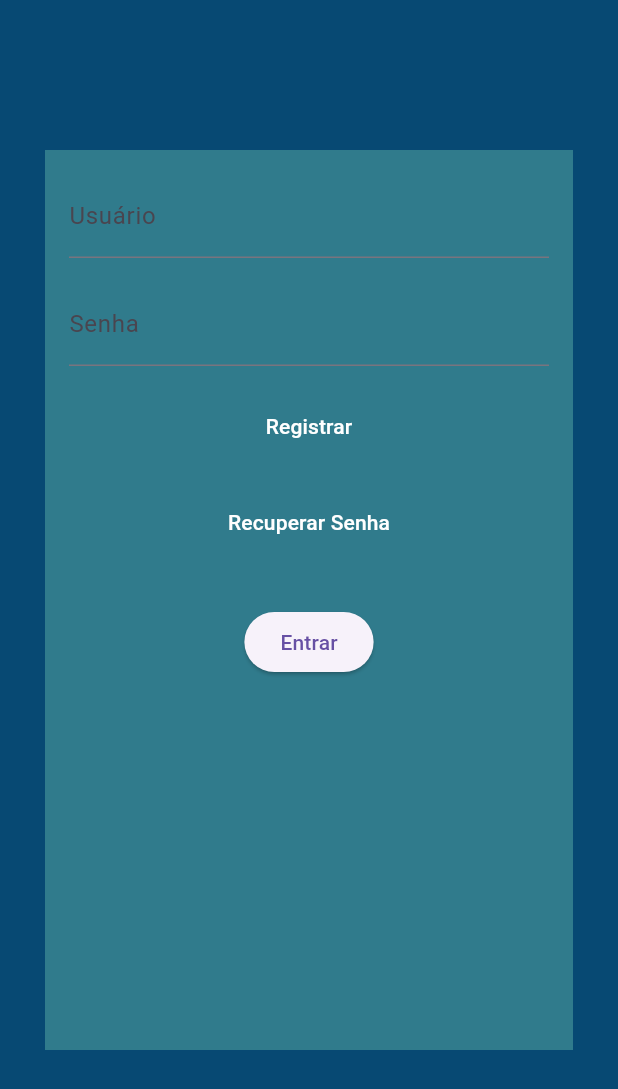
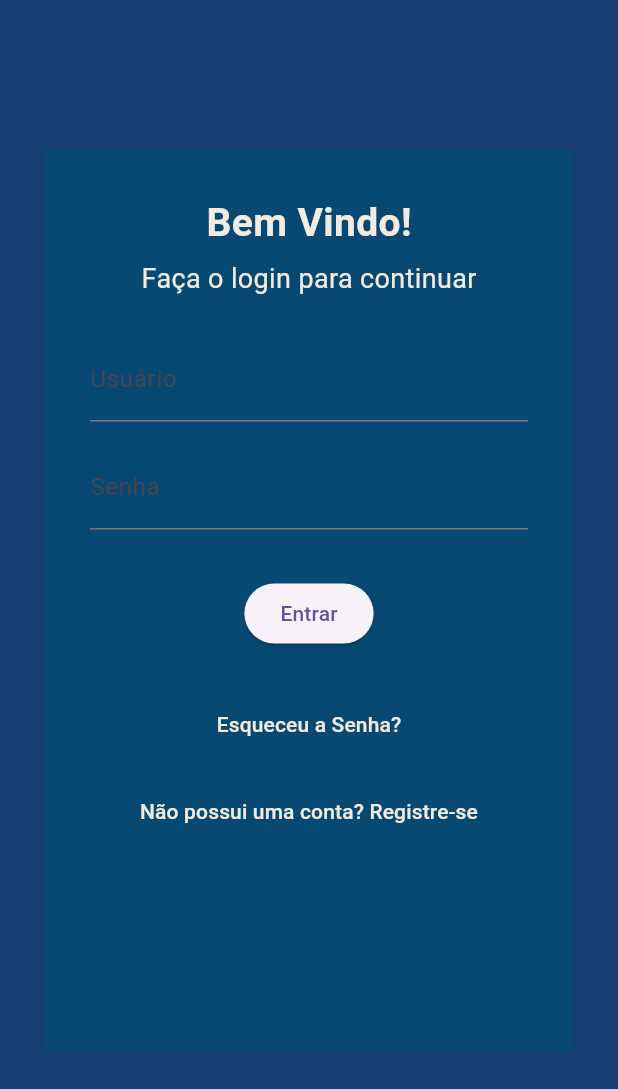
Before and after one commit to PedroBorgonhone/mobile_crypto, a Flutter app: the screen it shows after launch, on a phone screen of 412 x 824 dp. Shown: the top 1089 px of the screen. Run offline on Flutter 3.47's test engine with Material 3 defaults, Android fonts, the phone set to English and light mode, and no system bars; Roboto replaces fonts that are missing (Poppins).

Commit message:
feat: Atualização do layout da tela de Login com novas cores e estilos de texto

```diff
--- a/lib/my_app.dart
+++ b/lib/my_app.dart
@@ -10,7 +10,7 @@ class MyApp extends StatelessWidget {
       title: 'Cypto Paulo e Pedro',
       debugShowCheckedModeBanner: false,
       theme: ThemeData(
-        scaffoldBackgroundColor: Color(0xFF074973),
+        scaffoldBackgroundColor: Color(0xFF163E73),
       ),
       home: TelaLogin(),
     );
--- a/lib/pages/tela_login.dart
+++ b/lib/pages/tela_login.dart
@@ -11,49 +11,50 @@ class TelaLogin extends StatelessWidget {
     return Scaffold(
 
       body: Container(
-        color: Color(0xFF307B8C),
+        color: Color(0xFF074973),
         height: 600,
         width: double.infinity,
         margin: EdgeInsets.only(top: 100, left: 30, right: 30, bottom: 100),
 
-        padding: const EdgeInsets.all(16.0),
-        child: Column(
+        padding: const EdgeInsets.all(30),
+        child:
+          Column(
           children: <Widget>[
+
+            // Texto de Bem Vindo
+
+            Text('Bem Vindo!',
+              style: TextStyle(
+                fontSize: 26,
+                fontWeight: FontWeight.bold,
+                color: Color(0xFFF2EBDF),
+              ),
+            ),
+            SizedBox(height: 6),
+            Text('Faça o login para continuar',
+              style: TextStyle(
+                fontSize: 18,
+                color: Color(0xFFF2EBDF),
+              ),
+            ),
+
+            //Campos de Usuário
+
+            SizedBox(height: 26),
             TextField(
               decoration: InputDecoration(
                 labelText: 'Usuário',
               ),
             ),
-            SizedBox(height: 16.0),
+
+            // Campo de Senha
+
+            SizedBox(height: 16),
             TextField(
               obscureText: true,
               decoration: InputDecoration(
                 labelText: 'Senha',
               ),
-            ),
-            SizedBox(height: 16.0),
-            TextButton(
-              onPressed: () {
-                Navigator.push(
-                  context,
-                  MaterialPageRoute(builder: (context) => TelaRegistro())
-                  );
-              },
-              child: Text(
-                'Registrar',
-                style: TextStyle(color: Colors.white),),
-            ),
-            SizedBox(height: 16.0),
-            TextButton(
-              onPressed: () {
-                Navigator.push(
-                  context,
-                  MaterialPageRoute(builder: (context) => TelaRecuperarSenha())
-                  );
-              },
-              child: Text(
-                'Recuperar Senha',
-                style: TextStyle(color: Colors.white),),
             ),
             SizedBox(height: 32.0),
             ElevatedButton(
@@ -64,6 +65,45 @@ class TelaLogin extends StatelessWidget {
                   );
                 },
               child: Text('Entrar'),
+
+            //Botão de Recuperar Senha
+
+            ),
+            SizedBox(height: 26),
+            TextButton(
+              onPressed: () {
+                Navigator.push(
+                  context,
+                  MaterialPageRoute(builder: (context) => TelaRecuperarSenha())
+                  );
+              },
+              child: Text(
+                'Esqueceu a Senha?',
+                textAlign: TextAlign.center,
+                style: TextStyle(
+                  fontSize: 14,
+                  color: Color(0xFFF2EBDF)),),
+            ),
+
+            //Botão de Registro
+
+            SizedBox(height: 10),
+            TextButton(
+              onPressed: () {
+                Navigator.push(
+                  context,
+                  MaterialPageRoute(builder: (context) => TelaRegistro())
+                  );
+              },
+              child: Text(
+                'Não possui uma conta? Registre-se',
+                textAlign: TextAlign.center,
+                style: TextStyle(
+                  fontFamily: 'Poppins',
+                  fontSize: 14,
+                  color: Color(0xFFF2EBDF)
+                ),
+              ),
             ),
           ],
         ),
```
